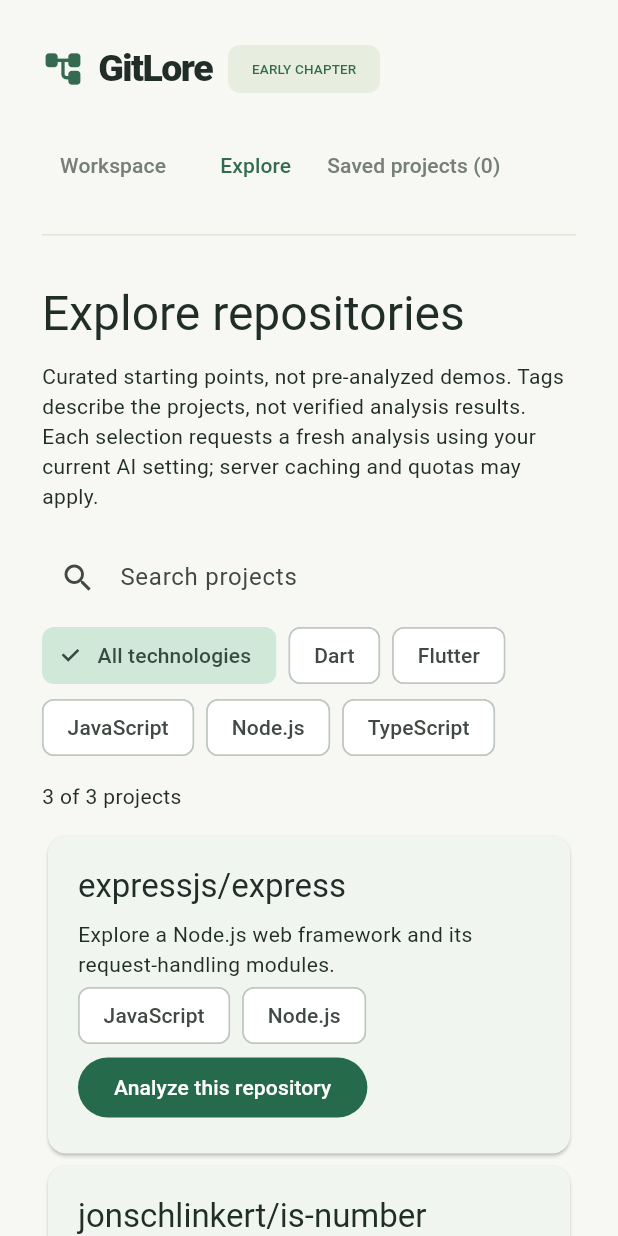
After one commit to andrewmallory8/GitLore, a Flutter app: the screen it shows after launch, after a tap on "Explore", on a phone screen of 412 x 824 dp. The commit adds this screen. Run offline on Flutter 3.47's test engine with Material 3 defaults, Android fonts, the phone set to English and light mode, and no system bars; our stand-ins replace shared_preferences.

Commit message:
feat: add Explore gallery and project library filters

```diff
--- a/lib/main.dart
+++ b/lib/main.dart
@@ -5,6 +5,7 @@ import 'services/bookshelf_service.dart';
 import 'services/preferences_shelf_storage.dart';
 import 'services/server_architecture_service.dart';
 import 'widgets/storybook_presentation.dart';
+import 'widgets/explore_panel.dart';
 import 'widgets/bookshelf_panel.dart';
 
 import 'package:url_launcher/url_launcher.dart';
@@ -331,7 +332,18 @@ class _GitLoreHomeState extends State<GitLoreHome> {
                 children: [
                   _header(),
                   const Divider(color: Color(0xFFE0E5DC), height: 1),
-                  if (_page == 1)
+                  if (_page == 2)
+                    ExplorePanel(
+                      busy: _loading,
+                      onAnalyze: (url) {
+                        setState(() {
+                          _page = 0;
+                          _url.text = url;
+                        });
+                        _analyze(refresh: true, retryUrl: url);
+                      },
+                    )
+                  else if (_page == 1)
                     _savedPage()
                   else ...[
                     const SizedBox(height: 54),
@@ -552,6 +564,13 @@ class _GitLoreHomeState extends State<GitLoreHome> {
               ),
             ),
             const SizedBox(width: 12),
+            TextButton(
+              onPressed: () => setState(() => _page = 2),
+              child: Text(
+                'Explore',
+                style: TextStyle(color: _page == 2 ? green : muted),
+              ),
+            ),
             TextButton(
               onPressed: () => setState(() => _page = 1),
               child: Text(
--- /dev/null
+++ b/lib/widgets/explore_panel.dart
@@ -0,0 +1,84 @@
+import 'package:flutter/material.dart';
+
+import 'project_filter.dart';
+
+class ExploreProject {
+  const ExploreProject(this.repository, this.description, this.tags);
+  final String repository, description;
+  final List<String> tags;
+}
+
+const exploreProjects = [
+  ExploreProject(
+    'expressjs/express',
+    'Explore a Node.js web framework and its request-handling modules.',
+    ['JavaScript', 'Node.js'],
+  ),
+  ExploreProject(
+    'jonschlinkert/is-number',
+    'Start small with a utility that checks whether a value is a number.',
+    ['JavaScript'],
+  ),
+  ExploreProject(
+    'andrewmallory8/GitLore',
+    'Explore the Flutter app and repository-analysis project you are using.',
+    ['Dart', 'Flutter', 'TypeScript'],
+  ),
+];
+
+class ExplorePanel extends StatelessWidget {
+  const ExplorePanel({super.key, required this.busy, required this.onAnalyze});
+  final bool busy;
+  final ValueChanged<String> onAnalyze;
+  @override
+  Widget build(BuildContext context) => Padding(
+    padding: const EdgeInsets.symmetric(vertical: 32),
+    child: Column(
+      crossAxisAlignment: CrossAxisAlignment.start,
+      children: [
+        Text(
+          'Explore repositories',
+          style: Theme.of(context).textTheme.headlineLarge,
+        ),
+        const SizedBox(height: 12),
+        const Text(
+          'Curated starting points, not pre-analyzed demos. Tags describe the projects, not verified analysis results. Each selection requests a fresh analysis using your current AI setting; server caching and quotas may apply.',
+        ),
+        const SizedBox(height: 16),
+        ProjectFilter<ExploreProject>(
+          items: exploreProjects,
+          nameOf: (p) => '${p.repository} ${p.description}',
+          tagsOf: (p) => p.tags,
+          itemBuilder: (p) => Card(
+            child: Padding(
+              padding: const EdgeInsets.all(20),
+              child: Column(
+                crossAxisAlignment: CrossAxisAlignment.start,
+                children: [
+                  Text(
+                    p.repository,
+                    style: Theme.of(context).textTheme.titleLarge,
+                  ),
+                  const SizedBox(height: 8),
+                  Text(p.description),
+                  Wrap(
+                    spacing: 8,
+                    children: [
+                      for (final tag in p.tags) Chip(label: Text(tag)),
+                    ],
+                  ),
+                  FilledButton(
+                    onPressed: busy
+                        ? null
+                        : () => onAnalyze('https://github.com/${p.repository}'),
+                    child: const Text('Analyze this repository'),
+                  ),
+                ],
+              ),
+            ),
+          ),
+        ),
+      ],
+    ),
+  );
+}
--- /dev/null
+++ b/lib/widgets/project_filter.dart
@@ -0,0 +1,85 @@
+import 'package:flutter/material.dart';
+
+class ProjectFilter<T> extends StatefulWidget {
+  const ProjectFilter({
+    super.key,
+    required this.items,
+    required this.nameOf,
+    required this.tagsOf,
+    required this.itemBuilder,
+  });
+  final List<T> items;
+  final String Function(T) nameOf;
+  final List<String> Function(T) tagsOf;
+  final Widget Function(T) itemBuilder;
+  @override
+  State<ProjectFilter<T>> createState() => _ProjectFilterState<T>();
+}
+
+class _ProjectFilterState<T> extends State<ProjectFilter<T>> {
+  final controller = TextEditingController();
+  String? tag;
+  @override
+  void dispose() {
+    controller.dispose();
+    super.dispose();
+  }
+
+  @override
+  Widget build(BuildContext context) {
+    final tags = widget.items.expand(widget.tagsOf).toSet().toList()..sort();
+    final selected = tags.contains(tag) ? tag : null;
+    final query = controller.text.trim().toLowerCase();
+    final matches = widget.items
+        .where(
+          (item) =>
+              widget.nameOf(item).toLowerCase().contains(query) &&
+              (selected == null || widget.tagsOf(item).contains(selected)),
+        )
+        .toList();
+    return Column(
+      crossAxisAlignment: CrossAxisAlignment.start,
+      children: [
+        TextField(
+          controller: controller,
+          onChanged: (_) => setState(() {}),
+          decoration: const InputDecoration(
+            labelText: 'Search projects',
+            prefixIcon: Icon(Icons.search),
+          ),
+        ),
+        Wrap(
+          spacing: 8,
+          children: [
+            ChoiceChip(
+              label: const Text('All technologies'),
+              selected: selected == null,
+              onSelected: (_) => setState(() => tag = null),
+            ),
+            for (final t in tags)
+              ChoiceChip(
+                label: Text(t),
+                selected: selected == t,
+                onSelected: (_) => setState(() => tag = t),
+              ),
+          ],
+        ),
+        Padding(
+          padding: const EdgeInsets.symmetric(vertical: 12),
+          child: Text('${matches.length} of ${widget.items.length} projects'),
+        ),
+        if (matches.isEmpty)
+          const Text('No matching projects. Try another search or technology.'),
+        if (query.isNotEmpty || selected != null)
+          TextButton(
+            onPressed: () => setState(() {
+              controller.clear();
+              tag = null;
+            }),
+            child: const Text('Clear filters'),
+          ),
+        for (final item in matches) widget.itemBuilder(item),
+      ],
+    );
+  }
+}
```
Also changed, not shown: lib/widgets/bookshelf_panel.dart (+37 -3 lines), 3 other files.
